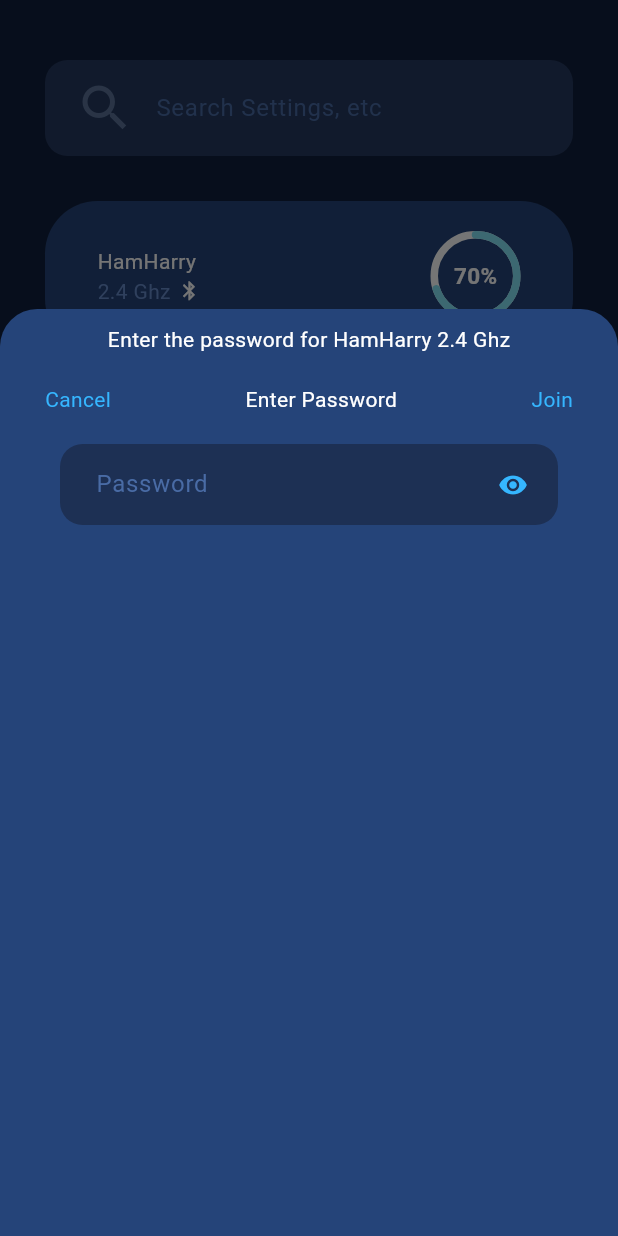
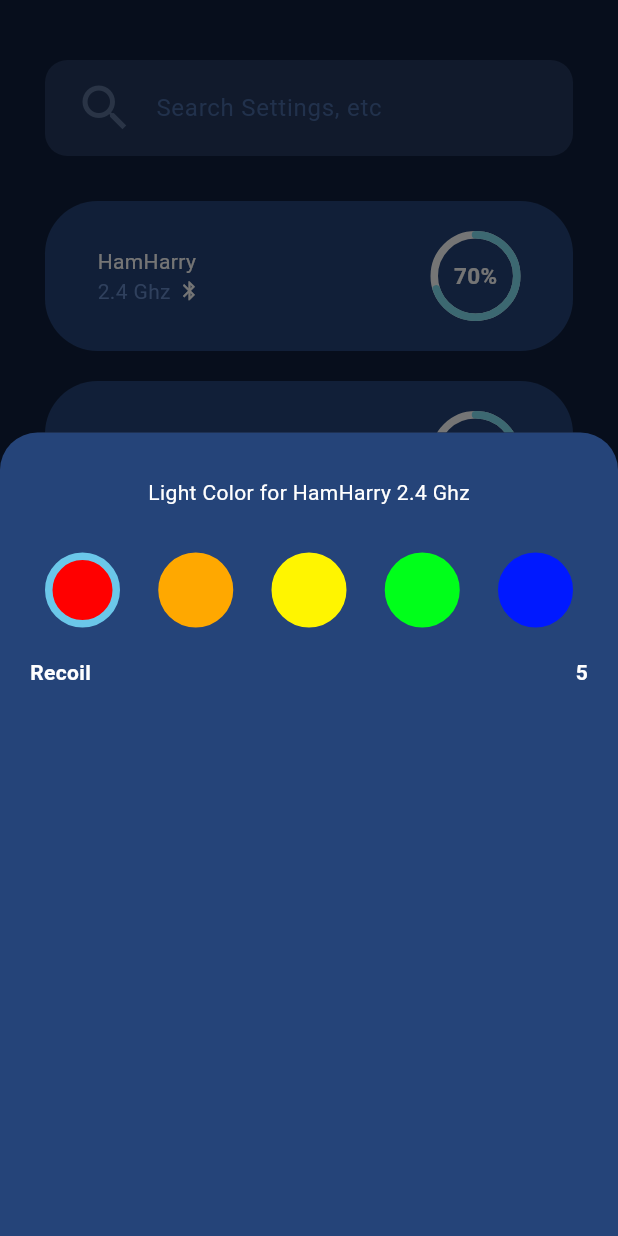
Before and after one commit to Lubpui/phandal_frontend, a Flutter app: the screen it shows after launch, after a tap on "HamHarry", on a phone screen of 412 x 824 dp. Run offline on Flutter 3.47's test engine with Material 3 defaults, Android fonts, the phone set to English and light mode, and no system bars; drawn by our look-alikes of percent_indicator.

Commit message:
Radio_color_complete

```diff
--- a/lib/bottom_sheet.dart
+++ b/lib/bottom_sheet.dart
@@ -10,10 +10,47 @@ class Sheet extends StatefulWidget {
 }
 
 class _SheetState extends State<Sheet> {
+  int _selectedColorIndex = 0;
+
+  final List<Color> colors = [
+    const Color(0xffFF0000),
+    const Color(0xffFFA800),
+    const Color(0xffFFF500),
+    const Color(0xff00FF1A),
+    const Color(0xff0019FF),
+  ];
+
+  Widget buildRadioButton(int index) {
+    return GestureDetector(
+      onTap: () {
+        setState(() {
+          _selectedColorIndex = index;
+        });
+      },
+      child: Padding(
+        padding: const EdgeInsets.all(10),
+        child: Container(
+          width: 50,
+          height: 50,
+          decoration: BoxDecoration(
+            shape: BoxShape.circle,
+            border: Border.all(
+              color: _selectedColorIndex == index
+                  ? const Color(0xff6BC7E9)
+                  : colors[index],
+              width: 5,
+            ),
+            color: _selectedColorIndex == index ? colors[index] : colors[index],
+          ),
+        ),
+      ),
+    );
+  }
+
   @override
   Widget build(BuildContext context) {
     return Container(
-      height: MediaQuery.of(context).size.height * 0.75,
+      height: MediaQuery.of(context).size.height * 0.65,
       decoration: const BoxDecoration(
         color: Color(0xff254479),
         borderRadius: BorderRadius.only(
@@ -24,68 +61,47 @@ class _SheetState extends State<Sheet> {
       width: double.infinity,
       child: Column(
         children: [
-          const Padding(padding: EdgeInsets.only(top: 10)),
+          const Padding(padding: EdgeInsets.only(top: 30)),
           Text(
-            "Enter the password for ${widget.mockUp.name} ${widget.mockUp.network}",
+            "Light Color for ${widget.mockUp.name} ${widget.mockUp.network}",
             style: const TextStyle(
               color: Color(0xffFFFFFF),
             ),
           ),
           const Padding(
-            padding: EdgeInsets.only(top: 10),
+            padding: EdgeInsets.only(top: 20),
           ),
           Padding(
-            padding: const EdgeInsets.only(left: 30, right: 30, top: 10),
+            padding: const EdgeInsets.only(left: 20, right: 20),
             child: Row(
               mainAxisAlignment: MainAxisAlignment.spaceBetween,
               children: [
-                InkWell(
-                  child: const Text('Cancel',
-                      style: TextStyle(color: Color(0xff35B6FF))),
-                  onTap: () {
-                    Navigator.pop(context);
-                  },
+                for (int i = 0; i < 5; i++) buildRadioButton(i),
+              ],
+            ),
+          ),
+          const Padding(
+            padding: EdgeInsets.only(left: 20, right: 20, top: 10),
+            child: Row(
+              mainAxisAlignment: MainAxisAlignment.spaceBetween,
+              children: [
+                Text(
+                  "Recoil",
+                  style: TextStyle(
+                    color: Color(0xffFFFFFF),
+                    fontWeight: FontWeight.bold,
+                  ),
                 ),
-                // Text('Cancel', style: TextStyle(color: Color(0xff35B6FF))),
-                const Text('Enter Password',
-                    style: TextStyle(color: Color(0xffFFFFFF))),
-                InkWell(
-                  child: const Text('Join',
-                      style: TextStyle(color: Color(0xff35B6FF))),
-                  onTap: () {
-                    Navigator.pop(context);
-                  },
+                Text(
+                  "5",
+                  style: TextStyle(
+                    color: Color(0xffFFFFFF),
+                    fontWeight: FontWeight.bold,
+                  ),
                 ),
               ],
             ),
-          ),
-          Padding(
-            padding: const EdgeInsets.only(top: 20, left: 40, right: 40),
-            child: TextField(
-              style: const TextStyle(
-                color: Color(0xffFFFFFF),
-              ),
-              decoration: InputDecoration(
-                contentPadding:
-                    const EdgeInsets.symmetric(horizontal: 20, vertical: 15),
-                filled: true,
-                fillColor: const Color(0xff1D3054),
-                hintText: "Password",
-                hintStyle: const TextStyle(color: Color(0xff496BA5)),
-                suffixIcon: const Padding(
-                  padding: EdgeInsets.only(left: 20, right: 20),
-                  child: Icon(
-                    Icons.visibility,
-                    size: 20,
-                    color: Color(0xff35B6FF),
-                  ),
-                ),
-                border: OutlineInputBorder(
-                  borderRadius: BorderRadius.circular(50),
-                ),
-              ),
-            ),
-          ),
+          )
         ],
       ),
     );
```
